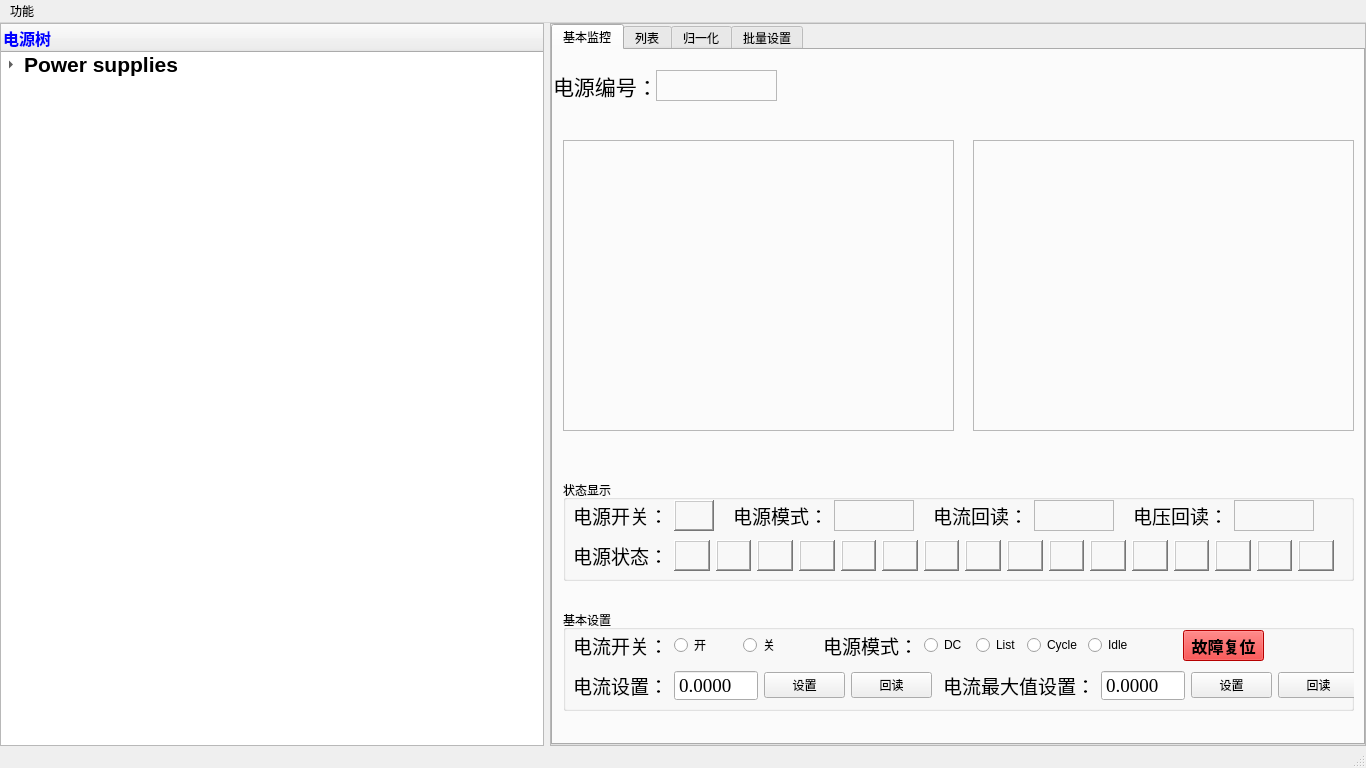
Old version of the form interps.ui in the repository LittleLitTom/MCS_gui.
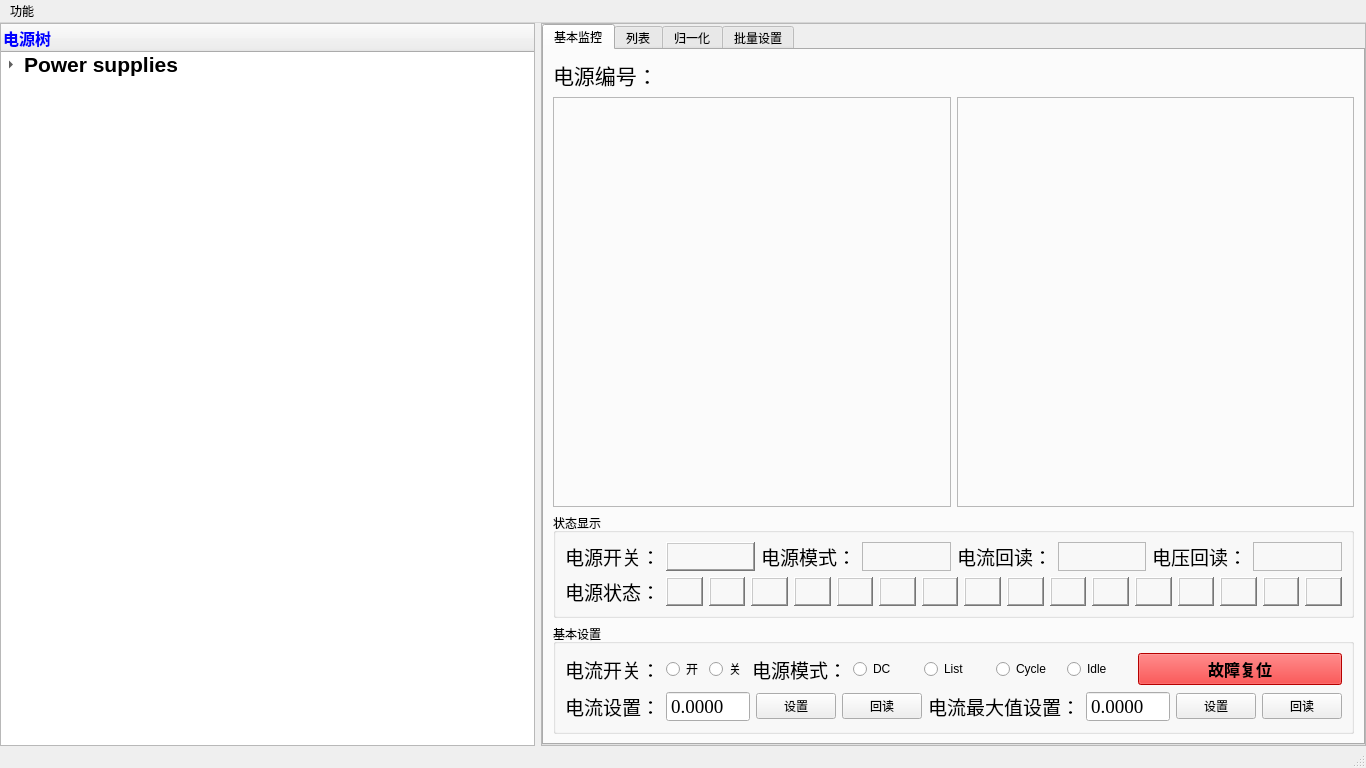
New version of the form.

```diff
--- a/interps.ui
+++ b/interps.ui
@@ -66,46 +66,14 @@
           <attribute name="title">
            <string>基本监控</string>
           </attribute>
-          <widget class="QFrame" name="frame_3">
-           <property name="geometry">
-            <rect>
-             <x>10</x>
-             <y>90</y>
-             <width>391</width>
-             <height>291</height>
-            </rect>
-           </property>
-           <property name="frameShape">
-            <enum>QFrame::StyledPanel</enum>
-           </property>
-           <property name="frameShadow">
-            <enum>QFrame::Plain</enum>
-           </property>
-          </widget>
-          <widget class="QFrame" name="frame_4">
-           <property name="geometry">
-            <rect>
-             <x>420</x>
-             <y>90</y>
-             <width>381</width>
-             <height>291</height>
-            </rect>
-           </property>
-           <property name="frameShape">
-            <enum>QFrame::StyledPanel</enum>
-           </property>
-           <property name="frameShadow">
-            <enum>QFrame::Plain</enum>
-           </property>
-          </widget>
+          <layout class="QGridLayout" name="gridLayout_11" rowstretch="0,2,0,0">
+           <item row="0" column="0">
           <widget class="QLabel" name="label_48">
-           <property name="geometry">
-            <rect>
-             <x>0</x>
-             <y>20</y>
-             <width>101</width>
-             <height>31</height>
-            </rect>
+             <property name="sizePolicy">
+              <sizepolicy hsizetype="Fixed" vsizetype="Preferred">
+               <horstretch>0</horstretch>
+               <verstretch>0</verstretch>
+              </sizepolicy>
            </property>
            <property name="font">
             <font>
@@ -117,352 +85,38 @@
             <string>电源编号：</string>
            </property>
           </widget>
-          <widget class="QLabel" name="label_49">
-           <property name="geometry">
-            <rect>
-             <x>103</x>
-             <y>20</y>
-             <width>121</width>
-             <height>31</height>
-            </rect>
-           </property>
-           <property name="font">
-            <font>
-             <family>宋体</family>
-             <pointsize>14</pointsize>
-            </font>
-           </property>
+           </item>
+           <item row="1" column="0">
+            <layout class="QHBoxLayout" name="horizontalLayout_11">
+             <item>
+              <widget class="QFrame" name="frame_3">
            <property name="frameShape">
             <enum>QFrame::StyledPanel</enum>
            </property>
-           <property name="text">
-            <string/>
-           </property>
-          </widget>
-          <widget class="QLabel" name="label_50">
-           <property name="geometry">
-            <rect>
-             <x>10</x>
-             <y>60</y>
-             <width>81</width>
-             <height>21</height>
-            </rect>
-           </property>
-           <property name="text">
-            <string/>
-           </property>
-          </widget>
-          <widget class="QGroupBox" name="groupBox_3">
-           <property name="geometry">
-            <rect>
-             <x>10</x>
-             <y>560</y>
-             <width>791</width>
-             <height>101</height>
-            </rect>
-           </property>
-           <property name="title">
-            <string>基本设置</string>
-           </property>
-           <widget class="QWidget" name="horizontalLayoutWidget_8">
-            <property name="geometry">
-             <rect>
-              <x>10</x>
-              <y>20</y>
-              <width>233</width>
-              <height>31</height>
-             </rect>
-            </property>
-            <layout class="QHBoxLayout" name="horizontalLayout_8">
-             <item>
-              <widget class="QLabel" name="label_46">
-               <property name="font">
-                <font>
-                 <family>宋体</family>
-                 <pointsize>14</pointsize>
-                 <weight>50</weight>
-                 <italic>false</italic>
-                 <bold>false</bold>
-                </font>
-               </property>
-               <property name="text">
-                <string>电流开关：</string>
-               </property>
-              </widget>
+               <property name="frameShadow">
+                <enum>QFrame::Plain</enum>
+               </property>
+              </widget>
              </item>
              <item>
-              <widget class="QRadioButton" name="radioButton_5">
-               <property name="text">
-                <string>开</string>
+              <widget class="QFrame" name="frame_4">
+               <property name="frameShape">
+                <enum>QFrame::StyledPanel</enum>
                </property>
-              </widget>
-             </item>
-             <item>
-              <widget class="QRadioButton" name="radioButton_6">
-               <property name="text">
-                <string>关</string>
+               <property name="frameShadow">
+                <enum>QFrame::Plain</enum>
                </property>
               </widget>
              </item>
             </layout>
-           </widget>
-           <widget class="QWidget" name="horizontalLayoutWidget_7">
-            <property name="geometry">
-             <rect>
-              <x>260</x>
-              <y>20</y>
-              <width>311</width>
-              <height>31</height>
-             </rect>
-            </property>
-            <layout class="QHBoxLayout" name="horizontalLayout_7">
-             <item>
-              <widget class="QLabel" name="label_47">
-               <property name="font">
-                <font>
-                 <family>宋体</family>
-                 <pointsize>14</pointsize>
-                 <weight>50</weight>
-                 <italic>false</italic>
-                 <bold>false</bold>
-                </font>
-               </property>
-               <property name="text">
-                <string>电源模式：</string>
-               </property>
-              </widget>
-             </item>
-             <item>
-              <widget class="QRadioButton" name="radioButton">
-               <property name="text">
-                <string>DC</string>
-               </property>
-              </widget>
-             </item>
-             <item>
-              <widget class="QRadioButton" name="radioButton_2">
-               <property name="text">
-                <string>List</string>
-               </property>
-              </widget>
-             </item>
-             <item>
-              <widget class="QRadioButton" name="radioButton_4">
-               <property name="text">
-                <string>Cycle</string>
-               </property>
-              </widget>
-             </item>
-             <item>
-              <widget class="QRadioButton" name="radioButton_3">
-               <property name="text">
-                <string>Idle</string>
-               </property>
-              </widget>
-             </item>
-            </layout>
-           </widget>
-           <widget class="QPushButton" name="pushButton_5">
-            <property name="geometry">
-             <rect>
-              <x>620</x>
-              <y>20</y>
-              <width>81</width>
-              <height>31</height>
-             </rect>
-            </property>
-            <property name="font">
-             <font>
-              <family>宋体</family>
-              <pointsize>12</pointsize>
-              <weight>75</weight>
-              <bold>true</bold>
-             </font>
-            </property>
-            <property name="styleSheet">
-             <string notr="true">background-color: rgb(255, 0, 0);</string>
-            </property>
-            <property name="text">
-             <string>故障复位</string>
-            </property>
-           </widget>
-           <widget class="QWidget" name="horizontalLayoutWidget_9">
-            <property name="geometry">
-             <rect>
-              <x>10</x>
-              <y>60</y>
-              <width>359</width>
-              <height>31</height>
-             </rect>
-            </property>
-            <layout class="QHBoxLayout" name="horizontalLayout_9">
-             <item>
-              <widget class="QLabel" name="label_45">
-               <property name="font">
-                <font>
-                 <family>宋体</family>
-                 <pointsize>14</pointsize>
-                 <weight>50</weight>
-                 <italic>false</italic>
-                 <bold>false</bold>
-                </font>
-               </property>
-               <property name="text">
-                <string>电流设置：</string>
-               </property>
-              </widget>
-             </item>
-             <item>
-              <widget class="QDoubleSpinBox" name="doubleSpinBox">
-               <property name="font">
-                <font>
-                 <family>Times New Roman</family>
-                 <pointsize>14</pointsize>
-                </font>
-               </property>
-               <property name="contextMenuPolicy">
-                <enum>Qt::DefaultContextMenu</enum>
-               </property>
-               <property name="wrapping">
-                <bool>false</bool>
-               </property>
-               <property name="frame">
-                <bool>true</bool>
-               </property>
-               <property name="readOnly">
-                <bool>false</bool>
-               </property>
-               <property name="buttonSymbols">
-                <enum>QAbstractSpinBox::NoButtons</enum>
-               </property>
-               <property name="accelerated">
-                <bool>false</bool>
-               </property>
-               <property name="suffix">
-                <string/>
-               </property>
-               <property name="decimals">
-                <number>4</number>
-               </property>
-               <property name="maximum">
-                <double>999.999900000000025</double>
-               </property>
-              </widget>
-             </item>
-             <item>
-              <widget class="QPushButton" name="pushButton">
-               <property name="text">
-                <string>设置</string>
-               </property>
-              </widget>
-             </item>
-             <item>
-              <widget class="QPushButton" name="pushButton_2">
-               <property name="text">
-                <string>回读</string>
-               </property>
-              </widget>
-             </item>
-            </layout>
-           </widget>
-           <widget class="QWidget" name="horizontalLayoutWidget_10">
-            <property name="geometry">
-             <rect>
-              <x>380</x>
-              <y>60</y>
-              <width>416</width>
-              <height>31</height>
-             </rect>
-            </property>
-            <layout class="QHBoxLayout" name="horizontalLayout_10">
-             <item>
-              <widget class="QLabel" name="label_51">
-               <property name="font">
-                <font>
-                 <family>宋体</family>
-                 <pointsize>14</pointsize>
-                 <weight>50</weight>
-                 <italic>false</italic>
-                 <bold>false</bold>
-                </font>
-               </property>
-               <property name="text">
-                <string>电流最大值设置：</string>
-               </property>
-              </widget>
-             </item>
-             <item>
-              <widget class="QDoubleSpinBox" name="doubleSpinBox_2">
-               <property name="font">
-                <font>
-                 <family>Times New Roman</family>
-                 <pointsize>14</pointsize>
-                </font>
-               </property>
-               <property name="wrapping">
-                <bool>false</bool>
-               </property>
-               <property name="frame">
-                <bool>true</bool>
-               </property>
-               <property name="readOnly">
-                <bool>false</bool>
-               </property>
-               <property name="buttonSymbols">
-                <enum>QAbstractSpinBox::NoButtons</enum>
-               </property>
-               <property name="accelerated">
-                <bool>false</bool>
-               </property>
-               <property name="suffix">
-                <string/>
-               </property>
-               <property name="decimals">
-                <number>4</number>
-               </property>
-               <property name="maximum">
-                <double>999.999900000000025</double>
-               </property>
-              </widget>
-             </item>
-             <item>
-              <widget class="QPushButton" name="pushButton_3">
-               <property name="text">
-                <string>设置</string>
-               </property>
-              </widget>
-             </item>
-             <item>
-              <widget class="QPushButton" name="pushButton_4">
-               <property name="text">
-                <string>回读</string>
-               </property>
-              </widget>
-             </item>
-            </layout>
-           </widget>
-          </widget>
+           </item>
+           <item row="2" column="0">
           <widget class="QGroupBox" name="groupBox_2">
-           <property name="geometry">
-            <rect>
-             <x>10</x>
-             <y>430</y>
-             <width>791</width>
-             <height>101</height>
-            </rect>
-           </property>
            <property name="title">
             <string>状态显示 </string>
            </property>
-           <widget class="QWidget" name="horizontalLayoutWidget_3">
-            <property name="geometry">
-             <rect>
-              <x>10</x>
-              <y>20</y>
-              <width>141</width>
-              <height>31</height>
-             </rect>
-            </property>
+             <layout class="QGridLayout" name="gridLayout_13">
+              <item row="0" column="0">
             <layout class="QHBoxLayout" name="horizontalLayout_3">
              <item>
               <widget class="QLabel" name="label_4">
@@ -494,16 +148,8 @@
               </widget>
              </item>
             </layout>
-           </widget>
-           <widget class="QWidget" name="horizontalLayoutWidget_4">
-            <property name="geometry">
-             <rect>
-              <x>170</x>
-              <y>20</y>
-              <width>181</width>
-              <height>31</height>
-             </rect>
-            </property>
+              </item>
+              <item row="0" column="1">
             <layout class="QHBoxLayout" name="horizontalLayout_4">
              <item>
               <widget class="QLabel" name="label_5">
@@ -532,16 +178,8 @@
               </widget>
              </item>
             </layout>
-           </widget>
-           <widget class="QWidget" name="horizontalLayoutWidget_5">
-            <property name="geometry">
-             <rect>
-              <x>370</x>
-              <y>20</y>
-              <width>181</width>
-              <height>31</height>
-             </rect>
-            </property>
+              </item>
+              <item row="0" column="2">
             <layout class="QHBoxLayout" name="horizontalLayout_5">
              <item>
               <widget class="QLabel" name="label">
@@ -570,16 +208,8 @@
               </widget>
              </item>
             </layout>
-           </widget>
-           <widget class="QWidget" name="horizontalLayoutWidget_6">
-            <property name="geometry">
-             <rect>
-              <x>570</x>
-              <y>20</y>
-              <width>181</width>
-              <height>31</height>
-             </rect>
-            </property>
+              </item>
+              <item row="0" column="3">
             <layout class="QHBoxLayout" name="horizontalLayout_6">
              <item>
               <widget class="QLabel" name="label_2">
@@ -608,16 +238,8 @@
               </widget>
              </item>
             </layout>
-           </widget>
-           <widget class="QWidget" name="horizontalLayoutWidget">
-            <property name="geometry">
-             <rect>
-              <x>10</x>
-              <y>60</y>
-              <width>761</width>
-              <height>31</height>
-             </rect>
-            </property>
+              </item>
+              <item row="1" column="0" colspan="4">
             <layout class="QHBoxLayout" name="horizontalLayout">
              <item>
               <widget class="QLabel" name="label_3">
@@ -844,8 +466,259 @@
               </widget>
              </item>
             </layout>
-           </widget>
-          </widget>
+              </item>
+             </layout>
+            </widget>
+           </item>
+           <item row="3" column="0">
+            <widget class="QGroupBox" name="groupBox_3">
+             <property name="title">
+              <string>基本设置</string>
+             </property>
+             <layout class="QGridLayout" name="gridLayout_12">
+              <item row="0" column="0">
+               <layout class="QHBoxLayout" name="horizontalLayout_8">
+                <item>
+                 <widget class="QLabel" name="label_46">
+                  <property name="font">
+                   <font>
+                    <family>宋体</family>
+                    <pointsize>14</pointsize>
+                    <weight>50</weight>
+                    <italic>false</italic>
+                    <bold>false</bold>
+                   </font>
+                  </property>
+                  <property name="text">
+                   <string>电流开关：</string>
+                  </property>
+                 </widget>
+                </item>
+                <item>
+                 <widget class="QRadioButton" name="radioButton_5">
+                  <property name="text">
+                   <string>开</string>
+                  </property>
+                 </widget>
+                </item>
+                <item>
+                 <widget class="QRadioButton" name="radioButton_6">
+                  <property name="text">
+                   <string>关</string>
+                  </property>
+                 </widget>
+                </item>
+               </layout>
+              </item>
+              <item row="0" column="1" colspan="2">
+               <layout class="QHBoxLayout" name="horizontalLayout_7">
+                <item>
+                 <widget class="QLabel" name="label_47">
+                  <property name="font">
+                   <font>
+                    <family>宋体</family>
+                    <pointsize>14</pointsize>
+                    <weight>50</weight>
+                    <italic>false</italic>
+                    <bold>false</bold>
+                   </font>
+                  </property>
+                  <property name="text">
+                   <string>电源模式：</string>
+                  </property>
+                 </widget>
+                </item>
+                <item>
+                 <widget class="QRadioButton" name="radioButton">
+                  <property name="text">
+                   <string>DC</string>
+                  </property>
+                 </widget>
+                </item>
+                <item>
+                 <widget class="QRadioButton" name="radioButton_2">
+                  <property name="text">
+                   <string>List</string>
+                  </property>
+                 </widget>
+                </item>
+                <item>
+                 <widget class="QRadioButton" name="radioButton_4">
+                  <property name="text">
+                   <string>Cycle</string>
+                  </property>
+                 </widget>
+                </item>
+                <item>
+                 <widget class="QRadioButton" name="radioButton_3">
+                  <property name="text">
+                   <string>Idle</string>
+                  </property>
+                 </widget>
+                </item>
+               </layout>
+              </item>
+              <item row="0" column="3">
+               <widget class="QPushButton" name="pushButton_5">
+                <property name="font">
+                 <font>
+                  <family>宋体</family>
+                  <pointsize>12</pointsize>
+                  <weight>75</weight>
+                  <bold>true</bold>
+                 </font>
+                </property>
+                <property name="styleSheet">
+                 <string notr="true">background-color: rgb(255, 0, 0);</string>
+                </property>
+                <property name="text">
+                 <string>故障复位</string>
+                </property>
+               </widget>
+              </item>
+              <item row="1" column="0" colspan="2">
+               <layout class="QHBoxLayout" name="horizontalLayout_9">
+                <item>
+                 <widget class="QLabel" name="label_45">
+                  <property name="font">
+                   <font>
+                    <family>宋体</family>
+                    <pointsize>14</pointsize>
+                    <weight>50</weight>
+                    <italic>false</italic>
+                    <bold>false</bold>
+                   </font>
+                  </property>
+                  <property name="text">
+                   <string>电流设置：</string>
+                  </property>
+                 </widget>
+                </item>
+                <item>
+                 <widget class="QDoubleSpinBox" name="doubleSpinBox">
+                  <property name="font">
+                   <font>
+                    <family>Times New Roman</family>
+                    <pointsize>14</pointsize>
+                   </font>
+                  </property>
+                  <property name="contextMenuPolicy">
+                   <enum>Qt::DefaultContextMenu</enum>
+                  </property>
+                  <property name="wrapping">
+                   <bool>false</bool>
+                  </property>
+                  <property name="frame">
+                   <bool>true</bool>
+                  </property>
+                  <property name="readOnly">
+                   <bool>false</bool>
+                  </property>
+                  <property name="buttonSymbols">
+                   <enum>QAbstractSpinBox::NoButtons</enum>
+                  </property>
+                  <property name="accelerated">
+                   <bool>false</bool>
+                  </property>
+                  <property name="suffix">
+                   <string/>
+                  </property>
+                  <property name="decimals">
+                   <number>4</number>
+                  </property>
+                  <property name="maximum">
+                   <double>999.999900000000025</double>
+                  </property>
+                 </widget>
+                </item>
+                <item>
+                 <widget class="QPushButton" name="pushButton">
+                  <property name="text">
+                   <string>设置</string>
+                  </property>
+                 </widget>
+                </item>
+                <item>
+                 <widget class="QPushButton" name="pushButton_2">
+                  <property name="text">
+                   <string>回读</string>
+                  </property>
+                 </widget>
+                </item>
+               </layout>
+              </item>
+              <item row="1" column="2" colspan="2">
+               <layout class="QHBoxLayout" name="horizontalLayout_10">
+                <item>
+                 <widget class="QLabel" name="label_51">
+                  <property name="font">
+                   <font>
+                    <family>宋体</family>
+                    <pointsize>14</pointsize>
+                    <weight>50</weight>
+                    <italic>false</italic>
+                    <bold>false</bold>
+                   </font>
+                  </property>
+                  <property name="text">
+                   <string>电流最大值设置：</string>
+                  </property>
+                 </widget>
+                </item>
+                <item>
+                 <widget class="QDoubleSpinBox" name="doubleSpinBox_2">
+                  <property name="font">
+                   <font>
+                    <family>Times New Roman</family>
+                    <pointsize>14</pointsize>
+                   </font>
+                  </property>
+                  <property name="wrapping">
+                   <bool>false</bool>
+                  </property>
+                  <property name="frame">
+                   <bool>true</bool>
+                  </property>
+                  <property name="readOnly">
+                   <bool>false</bool>
+                  </property>
+                  <property name="buttonSymbols">
+                   <enum>QAbstractSpinBox::NoButtons</enum>
+                  </property>
+                  <property name="accelerated">
+                   <bool>false</bool>
+                  </property>
+                  <property name="suffix">
+                   <string/>
+                  </property>
+                  <property name="decimals">
+                   <number>4</number>
+                  </property>
+                  <property name="maximum">
+                   <double>999.999900000000025</double>
+                  </property>
+                 </widget>
+                </item>
+                <item>
+                 <widget class="QPushButton" name="pushButton_3">
+                  <property name="text">
+                   <string>设置</string>
+                  </property>
+                 </widget>
+                </item>
+                <item>
+                 <widget class="QPushButton" name="pushButton_4">
+                  <property name="text">
+                   <string>回读</string>
+                  </property>
+                 </widget>
+                </item>
+               </layout>
+              </item>
+             </layout>
+            </widget>
+           </item>
+          </layout>
          </widget>
          <widget class="QWidget" name="tab_2">
           <attribute name="title">
```
Left out of the diff: 14 changed lines with no effect on the pictures. Lines whose indentation alone changed are shown as unchanged.
